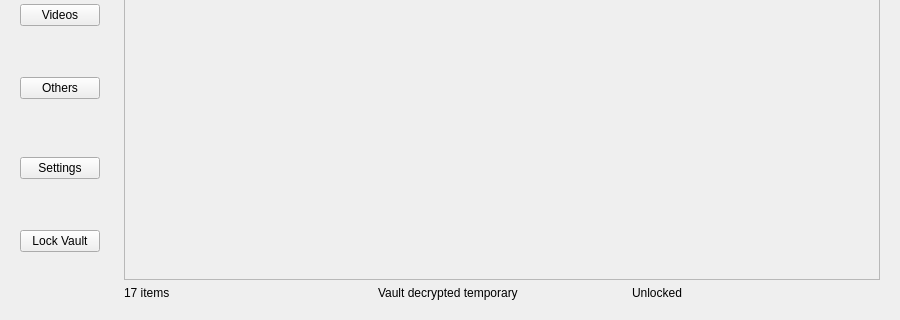
Above: gui/ui/vault_view.ui from RenggaPratama37/aafkeygen before the change; both pictures show x 0 to 900 and y 280 to 600 of the 900 by 600 pixel window. Below: the same form after it.
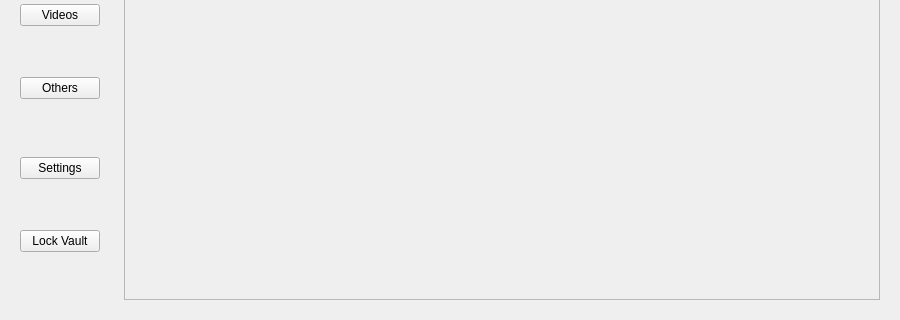
That is the form after the change.

Commit message: GUI: Simplify vault view footer by removing static status labels

Diff of the .ui file:
```diff
--- a/gui/ui/vault_view.ui
+++ b/gui/ui/vault_view.ui
@@ -72,9 +72,6 @@
 
       <item>
        <layout class="QHBoxLayout" name="footerLayout">
-        <item><widget class="QLabel" name="footer_items"><property name="text"><string>17 items</string></property></widget></item>
-        <item><widget class="QLabel" name="footer_status"><property name="text"><string>Vault decrypted temporary</string></property></widget></item>
-        <item><widget class="QLabel" name="footer_secure"><property name="text"><string>Unlocked</string></property></widget></item>
        </layout>
       </item>
 
```
